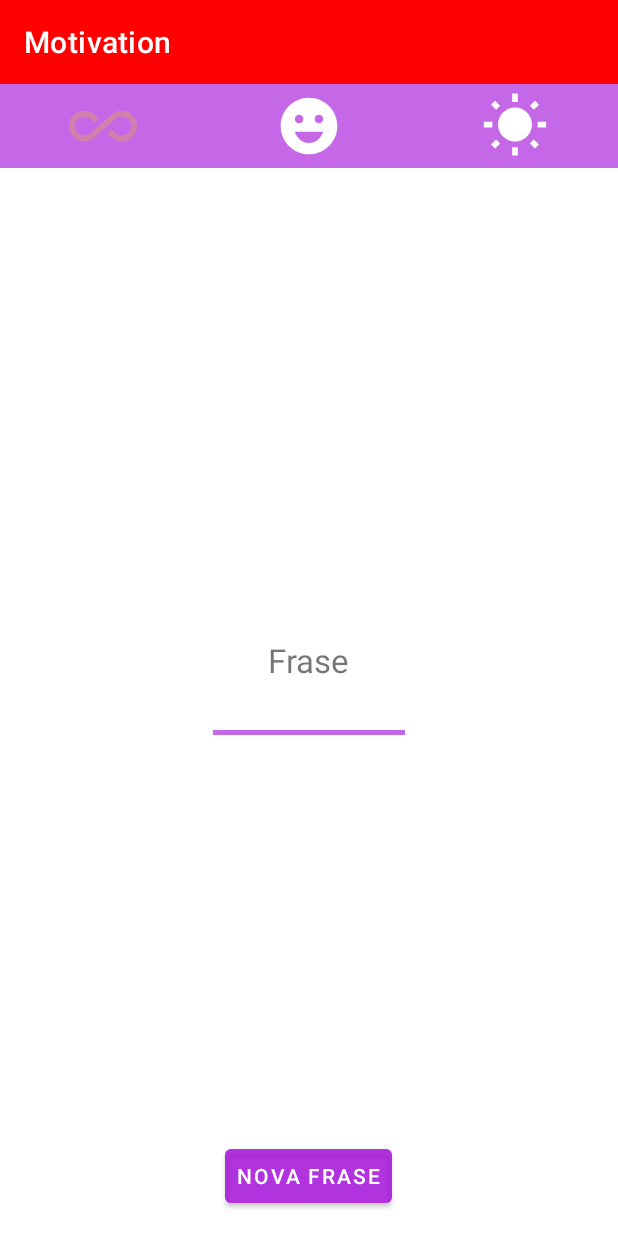
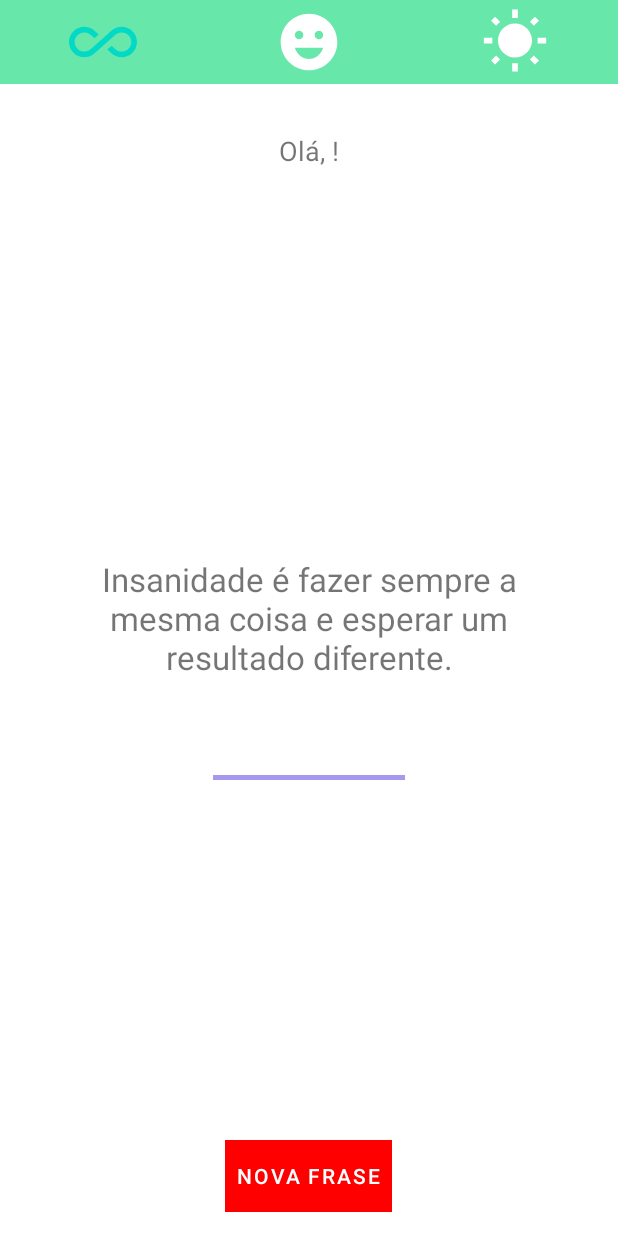
Before and after one commit to Clauber-DEV/Motivation, an Android app: the MainActivity screen opened directly, with no data from a screen before it, after a tap on an icon or button, on a phone screen of 412 x 824 dp. Run offline under Robolectric (Android 15) with nearby library versions, the phone set to English and light mode, and no system bars.

Commit message:
Finalisação

```diff
--- a/app/src/main/java/com/example/motivation/ui/MainActivity.kt
+++ b/app/src/main/java/com/example/motivation/ui/MainActivity.kt
@@ -7,17 +7,29 @@ import com.example.motivation.R
 import com.example.motivation.infra.MotivationContants
 import com.example.motivation.infra.SecurityPreferences
 import kotlinx.android.synthetic.main.activity_main.*
+import repository.Mock
 
 class MainActivity : AppCompatActivity(), View.OnClickListener {
 
     private lateinit var mSecurityPreferences: SecurityPreferences
+    private var mPhraseFilter : Int = MotivationContants.PHRASFILTER.INFINITY
 
     override fun onCreate(savedInstanceState: Bundle?) {
         super.onCreate(savedInstanceState)
         setContentView(R.layout.activity_main)
 
+
+
+        if (supportActionBar != null){
+            supportActionBar!!.hide()
+        }
         mSecurityPreferences = SecurityPreferences(this)
-        textName.text = mSecurityPreferences.getString(MotivationContants.KEY.PERSON_NAME)
+        val name = mSecurityPreferences.getString(MotivationContants.KEY.PERSON_NAME)
+        textName.text = "Olá, $name!"
+
+        //Loica de seleção
+        imageInfinity.setColorFilter(resources.getColor(R.color.design_default_color_secondary))
+        handleNewPhrase()
 
         buttonNewPhrase.setOnClickListener (this)
         imageFeliz.setOnClickListener (this)
@@ -27,7 +39,6 @@ class MainActivity : AppCompatActivity(), View.OnClickListener {
 
     override fun onClick(view: View) {
         val id = view.id
-
         val listFilter = listOf(R.id.imageInfinity, R.id.imageFeliz, R.id.imageSolzinho)
 
         if (id == R.id.buttonNewPhrase) {
@@ -40,29 +51,30 @@ class MainActivity : AppCompatActivity(), View.OnClickListener {
 
     private fun handleFilter(id: Int) {
 
-        imageInfinity.setColorFilter((resources.getColor(R.color.white)))
-        imageFeliz.setColorFilter((resources.getColor(R.color.white)))
-        imageSolzinho.setColorFilter((resources.getColor(R.color.white)))
+        imageInfinity.setColorFilter(resources.getColor(R.color.white))
+        imageFeliz.setColorFilter(resources.getColor(R.color.white))
+        imageSolzinho.setColorFilter(resources.getColor(R.color.white))
 
 
         when (id) {
             R.id.imageInfinity -> {
-                imageInfinity.setColorFilter((resources.getColor(R.color.colorAccent)))
-
+                imageInfinity.setColorFilter(resources.getColor(R.color.design_default_color_secondary))
+                  mPhraseFilter = MotivationContants.PHRASFILTER.INFINITY
             }
             R.id.imageFeliz -> {
-                imageFeliz.setColorFilter((resources.getColor(R.color.colorAccent)))
-
+                imageFeliz.setColorFilter(resources.getColor(R.color.design_default_color_secondary))
+                mPhraseFilter = MotivationContants.PHRASFILTER.FELIZ
             }
             R.id.imageSolzinho -> {
-                imageSolzinho.setColorFilter((resources.getColor(R.color.colorAccent)))
-
+                imageSolzinho.setColorFilter(resources.getColor(R.color.design_default_color_secondary))
+                mPhraseFilter = MotivationContants.PHRASFILTER.SOLZINHO
             }
 
         }
     }
 
     private fun handleNewPhrase() {
+      textPhrase.text = Mock().getphrase(mPhraseFilter)
 
     }
 }
--- /dev/null
+++ b/app/src/main/java/repository/Mock.kt
@@ -0,0 +1,38 @@
+package repository
+
+import com.example.motivation.infra.MotivationContants
+import java.util.*
+
+data class Phrase (val description: String, val category: Int)
+
+class Mock {
+
+    private val INFINITY = MotivationContants.PHRASFILTER.INFINITY
+    private val FELIZ = MotivationContants.PHRASFILTER.FELIZ
+    private val SOLZINHO = MotivationContants.PHRASFILTER.SOLZINHO
+
+    private val mListPhrases: List<Phrase> = listOf(
+        Phrase("Não sabendo que era impossível, foi lá e fez.", FELIZ),
+        Phrase("Você não é derrotado quando perde, você é derrotado quando desiste!", FELIZ),
+        Phrase("Quando está mais escuro, vemos mais estrelas!", FELIZ),
+        Phrase("Insanidade é fazer sempre a mesma coisa e esperar um resultado diferente.", FELIZ),
+        Phrase("Não pare quando estiver cansado, pare quando tiver terminado.", FELIZ),
+        Phrase("O que você pode fazer agora que tem o maior impacto sobre o seu sucesso?", FELIZ),
+        Phrase("A melhor maneira de prever o futuro é inventá-lo.", SOLZINHO),
+        Phrase("Você perde todas as chances que você não aproveita.", SOLZINHO),
+        Phrase("Fracasso é o condimento que dá sabor ao sucesso.", SOLZINHO),
+        Phrase(" Enquanto não estivermos comprometidos, haverá hesitação!", SOLZINHO),
+        Phrase("Se você não sabe onde quer ir, qualquer caminho serve.", SOLZINHO),
+        Phrase("Se você acredita, faz toda a diferença.", SOLZINHO),
+        Phrase("Riscos devem ser corridos, porque o maior perigo é não arriscar nada!", SOLZINHO)
+    )
+fun getphrase(categoryId: Int) : String {
+
+    val filtered = mListPhrases.filter { (it.category == categoryId || categoryId == INFINITY) }
+    val rand = Random() .nextInt(filtered.size)
+
+    return mListPhrases[rand].description
+}
+
+
+}
--- /dev/null
+++ b/app/src/main/res/drawable/ripple_button.xml
@@ -0,0 +1,6 @@
+<?xml version="1.0" encoding="utf-8"?>
+<ripple xmlns:android="http://schemas.android.com/apk/res/android"
+    android:color="@color/colorAccent">
+    <item android:drawable="?attr/colorPrimary"/>
+
+</ripple>
--- a/app/src/main/res/layout/activity_main.xml
+++ b/app/src/main/res/layout/activity_main.xml
@@ -10,7 +10,7 @@
         android:id="@+id/linearMenu"
         android:layout_width="match_parent"
         android:layout_height="wrap_content"
-        android:background="#A6A617DA"
+        android:background="#A617DA7F"
         android:orientation="horizontal">
 
         <ImageView
@@ -57,9 +57,11 @@
         android:id="@+id/textPhrase"
         android:layout_width="wrap_content"
         android:layout_height="wrap_content"
-        android:layout_centerHorizontal="true"
-        android:layout_centerVertical="true"
+        android:layout_centerInParent="true"
         android:layout_marginTop="32dp"
+        android:padding="16dp"
+        android:layout_margin="16dp"
+        android:textAlignment="center"
         android:text="Frase"
         android:textSize="22sp" />
 
@@ -69,7 +71,7 @@
         android:layout_below="@+id/textPhrase"
         android:layout_centerHorizontal="true"
         android:layout_marginTop="32dp"
-        android:background="#A6A617DA" />
+        android:background="#723B17DA" />
 
     <Button
         android:id="@+id/buttonNewPhrase"
@@ -78,7 +80,8 @@
         android:layout_alignParentBottom="true"
         android:layout_centerHorizontal="true"
         android:layout_marginBottom="16dp"
-        android:backgroundTint="#A6A617DA"
+        android:backgroundTint="#9E4117DA"
+        android:background="@drawable/ripple_button"
         android:padding="8dp"
         android:text="Nova Frase"
         android:textColor="@color/white" />
--- a/app/src/main/res/layout/activity_splash.xml
+++ b/app/src/main/res/layout/activity_splash.xml
@@ -3,7 +3,7 @@
     xmlns:tools="http://schemas.android.com/tools"
     android:layout_width="match_parent"
     android:layout_height="match_parent"
-    android:background="#BA3F18"
+    android:background="#05FF9B"
     android:padding="16dp"
     tools:context=".ui.SplashActivity">
 
@@ -35,7 +35,7 @@
         android:layout_alignParentBottom="true"
         android:layout_centerHorizontal="true"
         android:layout_marginBottom="16dp"
-        android:backgroundTint="#9C27B0"
+        android:backgroundTint="#2196F3"
         android:padding="8dp"
         android:text="SALVAR"
         android:textColor="@color/white" />
```
